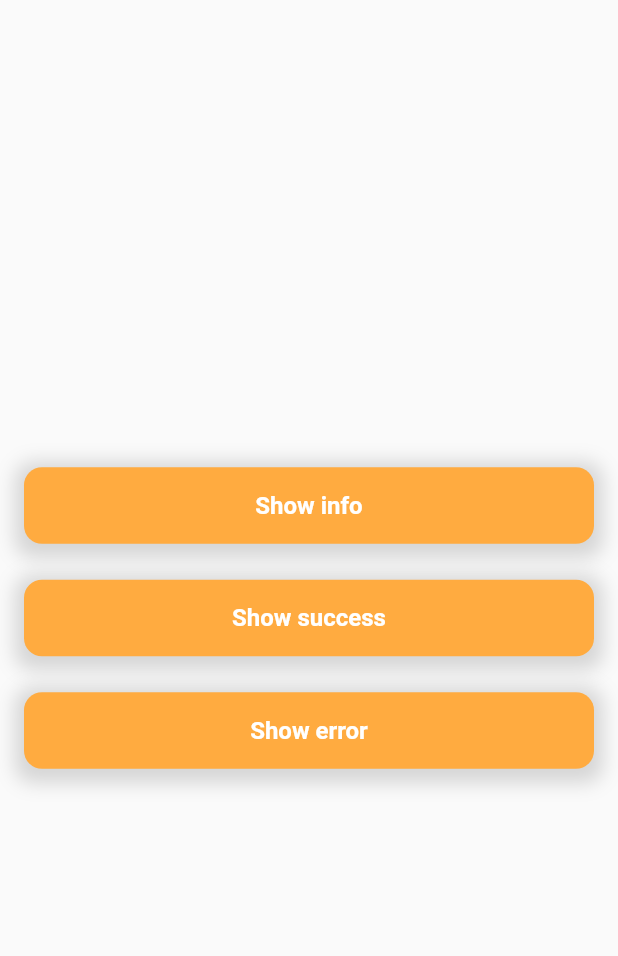
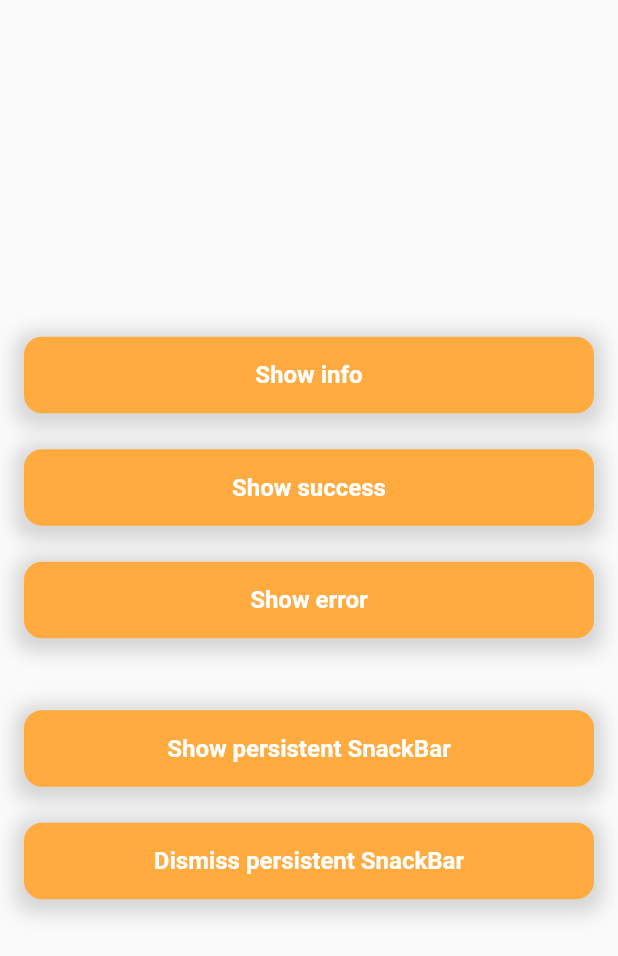
Before and after one commit to LanarsInc/top-snackbar-flutter, a Flutter app: the screen it shows after launch, on a phone screen of 412 x 824 dp. Shown: the top 956 px of the screen. Run offline on Flutter 3.47's test engine with Material 2 defaults, Android fonts, the phone set to English and light mode, and no system bars.

Commit message:
Update example

```diff
--- a/example/lib/main.dart
+++ b/example/lib/main.dart
@@ -1,7 +1,7 @@
 import 'package:flutter/material.dart';
-import 'package:top_snackbar_flutter/top_snack_bar.dart';
 import 'package:top_snackbar_flutter/custom_snack_bar.dart';
 import 'package:top_snackbar_flutter/tap_bounce_container.dart';
+import 'package:top_snackbar_flutter/top_snack_bar.dart';
 
 void main() {
   runApp(MyApp());
@@ -13,6 +13,8 @@ class MyApp extends StatefulWidget {
 }
 
 class _MyAppState extends State<MyApp> {
+  AnimationController localAnimationController;
+
   @override
   Widget build(BuildContext context) {
     return MaterialApp(
@@ -65,6 +67,26 @@ class _MyAppState extends State<MyApp> {
                     },
                     child: buildButton(context, "Show error"),
                   ),
+                  SizedBox(height: 48),
+                  TapBounceContainer(
+                    onTap: () {
+                      showTopSnackBar(
+                        context,
+                        CustomSnackBar.info(
+                          message: "Persistent SnackBar",
+                        ),
+                        persistent: true,
+                        onAnimationControllerInit: (controller) =>
+                            localAnimationController = controller,
+                      );
+                    },
+                    child: buildButton(context, "Show persistent SnackBar"),
+                  ),
+                  SizedBox(height: 24),
+                  TapBounceContainer(
+                    onTap: () => localAnimationController.reverse(),
+                    child: buildButton(context, "Dismiss persistent SnackBar"),
+                  ),
                 ],
               ),
             ),
```
